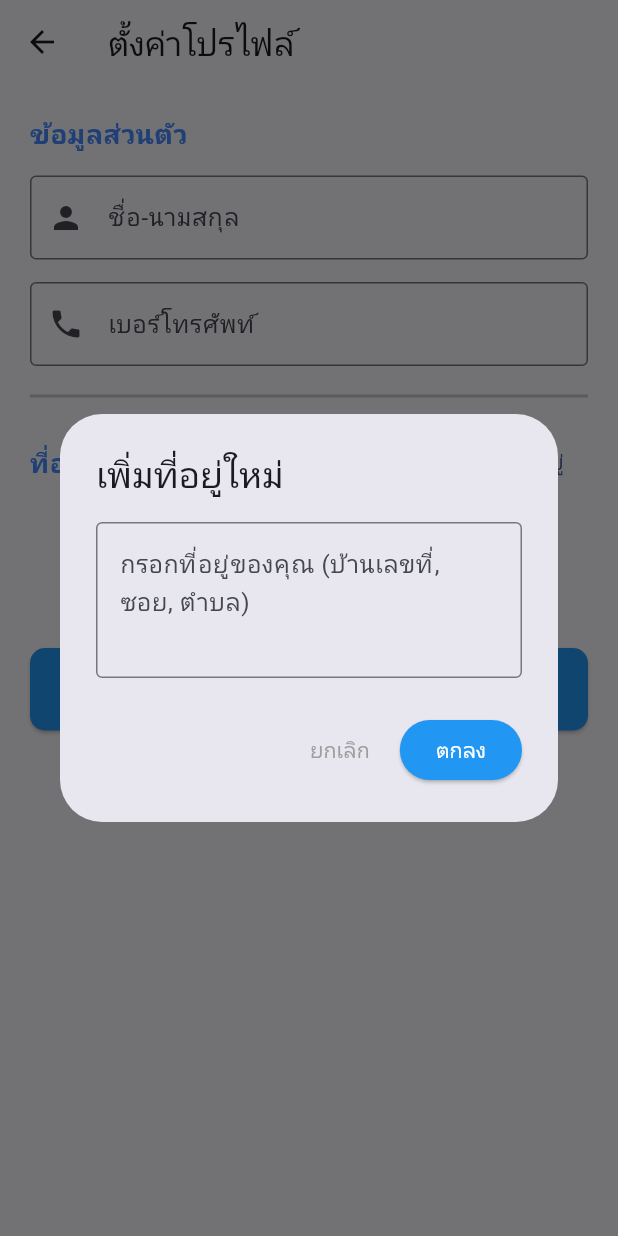
After one commit to TEERAPAT-SUKKASEM/kiangthai_services, a Flutter app: the ProfileSettingsScreen screen opened directly, after a tap on "เพิ่มที่อยู่", on a phone screen of 412 x 824 dp. The commit adds this screen. Run offline on Flutter 3.47's test engine with Material 3 defaults, Android fonts, the phone set to English and light mode, and no system bars; our stand-ins replace firebase_core, flutter_dotenv, image_picker, supabase_flutter; accounts and stored records are empty.

Commit message:
Add ProfileSettingsScreen for user profile management with address handling and data persistence

```diff
--- /dev/null
+++ b/lib/ui/customer/profile_settings_screen.dart
@@ -0,0 +1,330 @@
+import 'package:flutter/material.dart';
+import 'package:supabase_flutter/supabase_flutter.dart';
+
+class ProfileSettingsScreen extends StatefulWidget {
+  const ProfileSettingsScreen({super.key});
+
+  @override
+  State<ProfileSettingsScreen> createState() => _ProfileSettingsScreenState();
+}
+
+class _ProfileSettingsScreenState extends State<ProfileSettingsScreen> {
+  final _nameController = TextEditingController();
+  final _phoneController = TextEditingController();
+
+  List<String> _savedAddresses = []; // เก็บลิสต์ที่อยู่
+  bool _isLoading = true; // สถานะตอนกำลังโหลดข้อมูลตอนเปิดหน้า
+  bool _isSaving = false; // สถานะตอนกำลังกดปุ่มเซฟ
+
+  @override
+  void initState() {
+    super.initState();
+    _fetchProfileData();
+  }
+
+  @override
+  void dispose() {
+    _nameController.dispose();
+    _phoneController.dispose();
+    super.dispose();
+  }
+
+  // ==========================================
+  // 1. ดึงข้อมูลจากตาราง profiles
+  // ==========================================
+  Future<void> _fetchProfileData() async {
+    final user = Supabase.instance.client.auth.currentUser;
+    if (user == null) return;
+
+    try {
+      final data = await Supabase.instance.client
+          .from('profiles')
+          .select()
+          .eq('id', user.id)
+          .single();
+
+      setState(() {
+        _nameController.text = data['full_name'] ?? '';
+        _phoneController.text = data['phone_number'] ?? '';
+        if (data['saved_addresses'] != null) {
+          _savedAddresses = List<String>.from(data['saved_addresses']);
+        }
+        _isLoading = false;
+      });
+    } catch (e) {
+      if (mounted)
+        ScaffoldMessenger.of(
+          context,
+        ).showSnackBar(SnackBar(content: Text('ดึงข้อมูลล้มเหลว: $e')));
+      setState(() => _isLoading = false);
+    }
+  }
+
+  // ==========================================
+  // 2. บันทึกข้อมูลกลับไปที่ตาราง profiles
+  // ==========================================
+  Future<void> _saveProfile() async {
+    final user = Supabase.instance.client.auth.currentUser;
+    if (user == null) return;
+
+    setState(() => _isSaving = true);
+
+    try {
+      await Supabase.instance.client
+          .from('profiles')
+          .update({
+            'full_name': _nameController.text.trim(),
+            'phone_number': _phoneController.text.trim(),
+            'saved_addresses':
+                _savedAddresses, // โยนลิสต์ที่อยู่ทั้งก้อนกลับไปทับของเดิม
+          })
+          .eq('id', user.id);
+
+      if (mounted) {
+        ScaffoldMessenger.of(context).showSnackBar(
+          const SnackBar(
+            content: Text('บันทึกข้อมูลโปรไฟล์สำเร็จ!'),
+            backgroundColor: Colors.green,
+          ),
+        );
+      }
+    } catch (e) {
+      if (mounted)
+        ScaffoldMessenger.of(
+          context,
+        ).showSnackBar(SnackBar(content: Text('บันทึกข้อมูลล้มเหลว: $e')));
+    } finally {
+      if (mounted) setState(() => _isSaving = false);
+    }
+  }
+
+  // ==========================================
+  // 3. กล่อง Dialog สำหรับ เพิ่ม/แก้ไข ที่อยู่
+  // ==========================================
+  Future<void> _showAddressDialog({int? index}) async {
+    final isEditing = index != null;
+    final addressController = TextEditingController(
+      text: isEditing ? _savedAddresses[index] : '',
+    );
+
+    final result = await showDialog<String>(
+      context: context,
+      builder: (context) => AlertDialog(
+        title: Text(isEditing ? 'แก้ไขที่อยู่' : 'เพิ่มที่อยู่ใหม่'),
+        content: TextField(
+          controller: addressController,
+          maxLines: 3,
+          decoration: const InputDecoration(
+            hintText: 'กรอกที่อยู่ของคุณ (บ้านเลขที่, ซอย, ตำบล)',
+            border: OutlineInputBorder(),
+          ),
+        ),
+        actions: [
+          TextButton(
+            onPressed: () => Navigator.pop(context),
+            child: const Text('ยกเลิก', style: TextStyle(color: Colors.grey)),
+          ),
+          ElevatedButton(
+            onPressed: () =>
+                Navigator.pop(context, addressController.text.trim()),
+            style: ElevatedButton.styleFrom(
+              backgroundColor: Colors.blue,
+              foregroundColor: Colors.white,
+            ),
+            child: const Text('ตกลง'),
+          ),
+        ],
+      ),
+    );
+
+    // ถ้าพิมพ์เสร็จแล้วกดตกลง
+    if (result != null && result.isNotEmpty) {
+      setState(() {
+        if (isEditing) {
+          _savedAddresses[index] = result; // แก้ไขของเดิม
+        } else {
+          _savedAddresses.add(result); // เพิ่มของใหม่
+        }
+      });
+    }
+  }
+
+  // ==========================================
+  // 4. กล่อง Dialog ยืนยันการลบที่อยู่
+  // ==========================================
+  Future<void> _confirmDeleteAddress(int index) async {
+    final confirm = await showDialog<bool>(
+      context: context,
+      builder: (context) => AlertDialog(
+        title: const Text('ยืนยันการลบ'),
+        content: const Text('ต้องการลบที่อยู่นี้ออกจากรายการใช่หรือไม่?'),
+        actions: [
+          TextButton(
+            onPressed: () => Navigator.pop(context, false),
+            child: const Text('ยกเลิก', style: TextStyle(color: Colors.grey)),
+          ),
+          TextButton(
+            onPressed: () => Navigator.pop(context, true),
+            child: const Text(
+              'ลบ',
+              style: TextStyle(color: Colors.red, fontWeight: FontWeight.bold),
+            ),
+          ),
+        ],
+      ),
+    );
+
+    if (confirm == true) {
+      setState(() {
+        _savedAddresses.removeAt(index);
+      });
+    }
+  }
+
+  @override
+  Widget build(BuildContext context) {
+    return Scaffold(
+      appBar: AppBar(title: const Text('ตั้งค่าโปรไฟล์')),
+      body: _isLoading
+          ? const Center(child: CircularProgressIndicator())
+          : ListView(
+              padding: const EdgeInsets.all(20),
+              children: [
+                // ----- ส่วนที่ 1: ข้อมูลส่วนตัว -----
+                const Text(
+                  'ข้อมูลส่วนตัว',
+                  style: TextStyle(
+                    fontWeight: FontWeight.bold,
+                    fontSize: 18,
+                    color: Colors.blueAccent,
+                  ),
+                ),
+                const SizedBox(height: 15),
+                TextField(
+                  controller: _nameController,
+                  decoration: const InputDecoration(
+                    labelText: 'ชื่อ-นามสกุล',
+                    border: OutlineInputBorder(),
+                    prefixIcon: Icon(Icons.person),
+                  ),
+                ),
+                const SizedBox(height: 15),
+                TextField(
+                  controller: _phoneController,
+                  keyboardType: TextInputType.phone,
+                  decoration: const InputDecoration(
+                    labelText: 'เบอร์โทรศัพท์',
+                    border: OutlineInputBorder(),
+                    prefixIcon: Icon(Icons.phone),
+                  ),
+                ),
+
+                const Divider(height: 40, thickness: 2),
+
+                // ----- ส่วนที่ 2: จัดการที่อยู่ -----
+                Row(
+                  mainAxisAlignment: MainAxisAlignment.spaceBetween,
+                  children: [
+                    const Text(
+                      'ที่อยู่ที่บันทึกไว้',
+                      style: TextStyle(
+                        fontWeight: FontWeight.bold,
+                        fontSize: 18,
+                        color: Colors.blueAccent,
+                      ),
+                    ),
+                    TextButton.icon(
+                      onPressed: () =>
+                          _showAddressDialog(), // กดเพื่อเพิ่มที่อยู่ใหม่
+                      icon: const Icon(Icons.add),
+                      label: const Text('เพิ่มที่อยู่'),
+                    ),
+                  ],
+                ),
+                const SizedBox(height: 10),
+
+                // แสดงลิสต์ที่อยู่
+                if (_savedAddresses.isEmpty)
+                  const Padding(
+                    padding: EdgeInsets.all(20.0),
+                    child: Center(
+                      child: Text(
+                        'ยังไม่มีที่อยู่ที่บันทึกไว้',
+                        style: TextStyle(color: Colors.grey),
+                      ),
+                    ),
+                  )
+                else
+                  ListView.builder(
+                    shrinkWrap: true,
+                    physics:
+                        const NeverScrollableScrollPhysics(), // ปิดการเลื่อนซ้อนกัน
+                    itemCount: _savedAddresses.length,
+                    itemBuilder: (context, index) {
+                      return Card(
+                        margin: const EdgeInsets.only(bottom: 10),
+                        child: ListTile(
+                          leading: const Icon(
+                            Icons.location_on,
+                            color: Colors.redAccent,
+                          ),
+                          title: Text(
+                            _savedAddresses[index],
+                            maxLines: 2,
+                            overflow: TextOverflow.ellipsis,
+                          ),
+                          trailing: Row(
+                            mainAxisSize: MainAxisSize.min,
+                            children: [
+                              IconButton(
+                                icon: const Icon(
+                                  Icons.edit,
+                                  color: Colors.orange,
+                                ),
+                                onPressed: () => _showAddressDialog(
+                                  index: index,
+                                ), // กดเพื่อแก้ไข
+                              ),
+                              IconButton(
+                                icon: const Icon(
+                                  Icons.delete,
+                                  color: Colors.red,
+                                ),
+                                onPressed: () =>
+                                    _confirmDeleteAddress(index), // กดเพื่อลบ
+                              ),
+                            ],
+                          ),
+                        ),
+                      );
+                    },
+                  ),
+
+                const SizedBox(height: 30),
+
+                // ----- ปุ่มบันทึกข้อมูล -----
+                ElevatedButton(
+                  style: ElevatedButton.styleFrom(
+                    minimumSize: const Size.fromHeight(55),
+                    backgroundColor: Colors.blue,
+                    foregroundColor: Colors.white,
+                    shape: RoundedRectangleBorder(
+                      borderRadius: BorderRadius.circular(10),
+                    ),
+                  ),
+                  onPressed: _isSaving ? null : _saveProfile,
+                  child: _isSaving
+                      ? const CircularProgressIndicator(color: Colors.white)
+                      : const Text(
+                          'บันทึกข้อมูลทั้งหมด',
+                          style: TextStyle(
+                            fontSize: 18,
+                            fontWeight: FontWeight.bold,
+                          ),
+                        ),
+                ),
+              ],
+            ),
+    );
+  }
+}
```
Also changed, not shown: lib/ui/customer/customer_home_screen.dart (+48 -4 lines).
